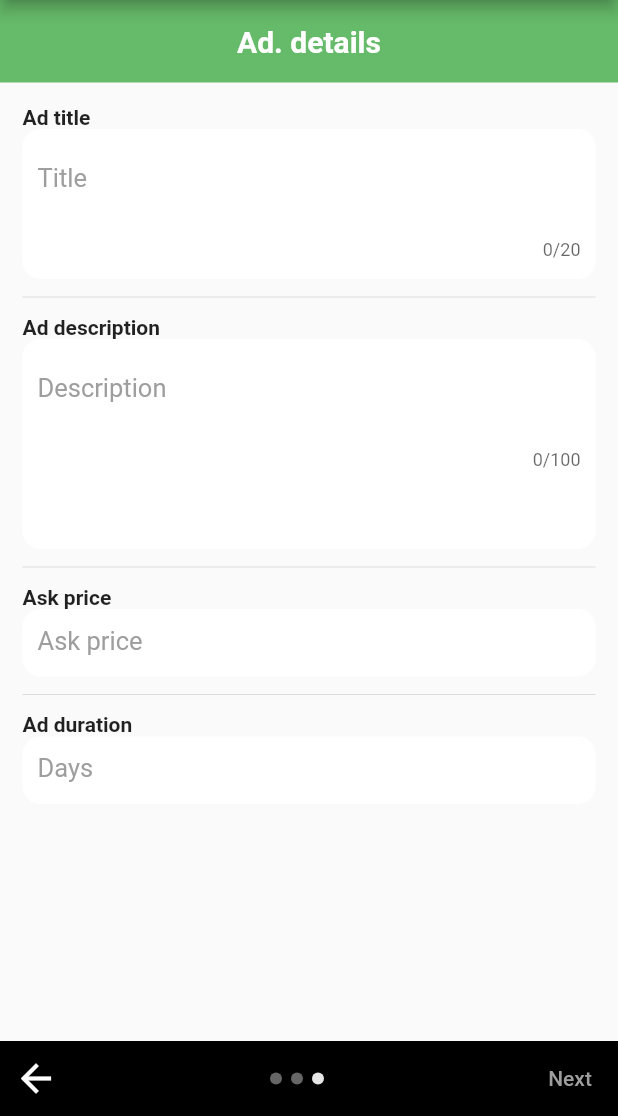
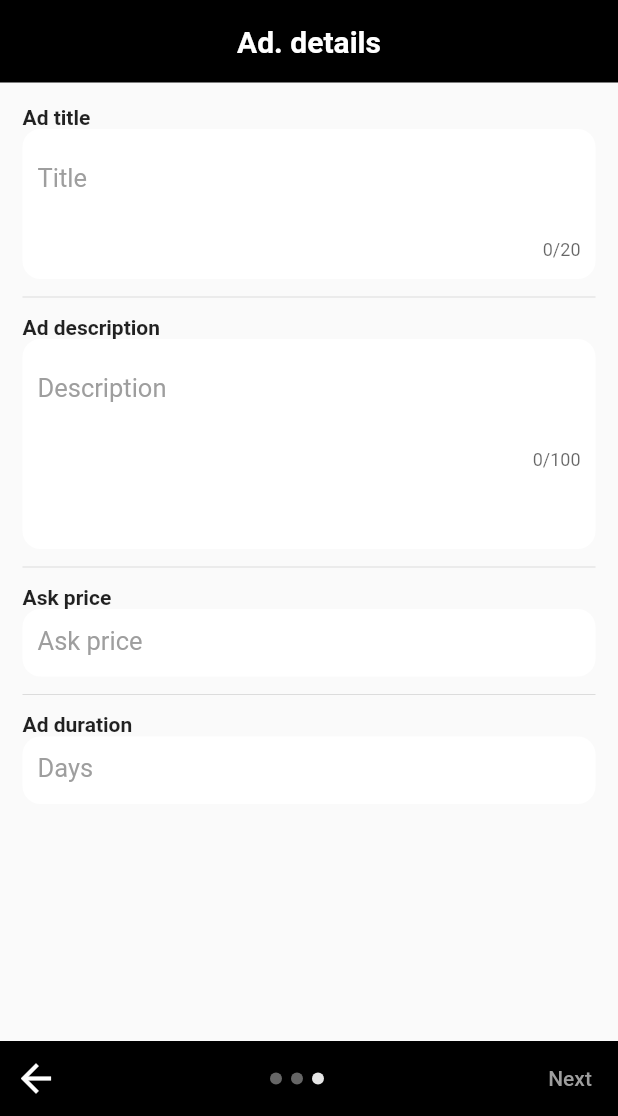
Before and after one commit to PeterFahmi/KarGO, a Flutter app: the CreateAdScreen screen opened by its route, swiped to page 3, on a phone screen of 412 x 824 dp, the part 120-1236 px from its top. Run offline on Flutter 3.47's test engine with Material 2 defaults, Android fonts, the phone set to English and light mode, and no system bars; our stand-ins replace animated_custom_dropdown, carousel_slider, cloud_firestore, connectivity_plus, fade_shimmer, firebase_auth and 9 more; missing offline and left inert: dart:ffi, stepper_counter_swipe; accounts and stored records are empty; network calls fail.

Commit message:
small fix

```diff
--- a/kargo/lib/screens/pages/new_ad_car_page.dart
+++ b/kargo/lib/screens/pages/new_ad_car_page.dart
@@ -52,7 +52,7 @@ class _CarPageState extends State<CarPage> {
         height: 55,
         padding: EdgeInsets.all(5),
         width: double.infinity,
-        color: Colors.green[400],
+        color: Colors.black,
         child: Center(
           child: const Text(
             'Car details',
--- a/kargo/lib/screens/pages/new_ad_details_page.dart
+++ b/kargo/lib/screens/pages/new_ad_details_page.dart
@@ -33,7 +33,7 @@ class _AdDetailsPageState extends State<AdDetailsPage> {
         height: 55,
         padding: EdgeInsets.all(5),
         width: double.infinity,
-        color: Colors.green[400],
+        color: Colors.black,
         child: Center(
           child: const Text(
             'Ad. details',
--- a/kargo/lib/screens/pages/new_ad_manufacture_page.dart
+++ b/kargo/lib/screens/pages/new_ad_manufacture_page.dart
@@ -56,7 +56,7 @@ class _ManufacturePageState extends State<ManufacturePage> {
         height: 55,
         padding: EdgeInsets.all(5),
         width: double.infinity,
-        color: Colors.green[400],
+        color: Colors.black,
         child: Center(
           child: const Text(
             'Manufacture details',
```
